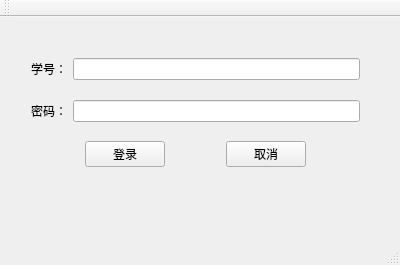
This is StudentManage/mainwindow.ui in wantgochange/studentmanage as Qt 5 draws it before an edit. The edited form follows.
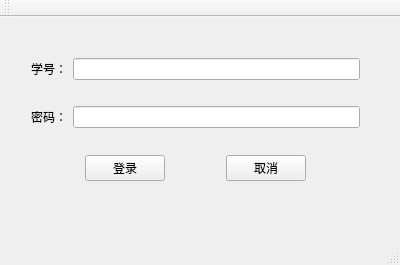
This is the edited form.

What changed in the file:
```diff
--- a/StudentManage/mainwindow.ui
+++ b/StudentManage/mainwindow.ui
@@ -135,19 +135,6 @@
        </item>
       </layout>
      </item>
-     <item>
-      <spacer name="verticalSpacer_3">
-       <property name="orientation">
-        <enum>Qt::Vertical</enum>
-       </property>
-       <property name="sizeHint" stdset="0">
-        <size>
-         <width>20</width>
-         <height>40</height>
-        </size>
-       </property>
-      </spacer>
-     </item>
      <item>
       <layout class="QHBoxLayout" name="horizontalLayout_4">
        <item>
```
